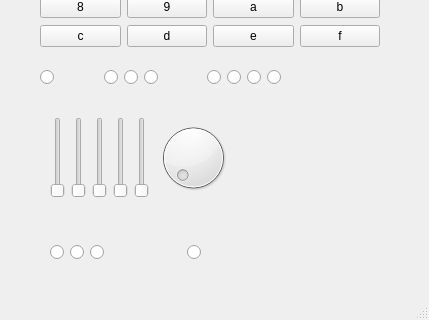
Before: the Qt Designer form qt/qt_graphics.ui in Akm0d/project_theseus, drawn with Qt 5; both pictures show x 0 to 429 and y 153 to 473 of the 429 by 473 pixel window.
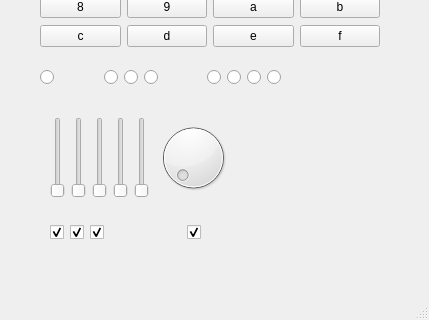
After: the same form once the commit is applied.

Commit message: Added function to call UI

Patch:
```diff
--- a/qt/qt_graphics.ui
+++ b/qt/qt_graphics.ui
@@ -433,7 +433,7 @@
     <property name="geometry">
      <rect>
       <x>40</x>
-      <y>380</y>
+      <y>360</y>
       <width>171</width>
       <height>51</height>
      </rect>
@@ -449,33 +449,33 @@
      </property>
      <layout class="QHBoxLayout" name="horizontalLayout_4">
       <item>
-       <widget class="QRadioButton" name="WIRE_RED">
-        <property name="focusPolicy">
-         <enum>Qt::StrongFocus</enum>
-        </property>
+       <widget class="QCheckBox" name="checkBox">
         <property name="text">
          <string/>
         </property>
+        <property name="checked">
+         <bool>true</bool>
+        </property>
        </widget>
       </item>
       <item>
-       <widget class="QRadioButton" name="WIRE_GREEN">
-        <property name="focusPolicy">
-         <enum>Qt::StrongFocus</enum>
-        </property>
+       <widget class="QCheckBox" name="checkBox_2">
         <property name="text">
          <string/>
         </property>
+        <property name="checked">
+         <bool>true</bool>
+        </property>
        </widget>
       </item>
       <item>
-       <widget class="QRadioButton" name="WIRE_BLUE">
-        <property name="focusPolicy">
-         <enum>Qt::StrongFocus</enum>
-        </property>
+       <widget class="QCheckBox" name="checkBox_3">
         <property name="text">
          <string/>
         </property>
+        <property name="checked">
+         <bool>true</bool>
+        </property>
        </widget>
       </item>
       <item>
@@ -492,13 +492,13 @@
        </spacer>
       </item>
       <item>
-       <widget class="QRadioButton" name="Solenoid">
-        <property name="focusPolicy">
-         <enum>Qt::NoFocus</enum>
-        </property>
+       <widget class="QCheckBox" name="checkBox_4">
         <property name="text">
          <string/>
         </property>
+        <property name="checked">
+         <bool>true</bool>
+        </property>
        </widget>
       </item>
      </layout>
```
The commit also changes 2 other files.
